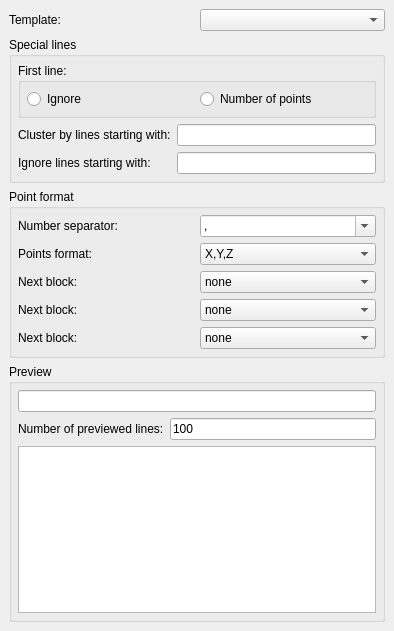
Old version of the form src/Mod/Points/Gui/DlgPointsRead.ui in the repository southseact-3d/fcd.
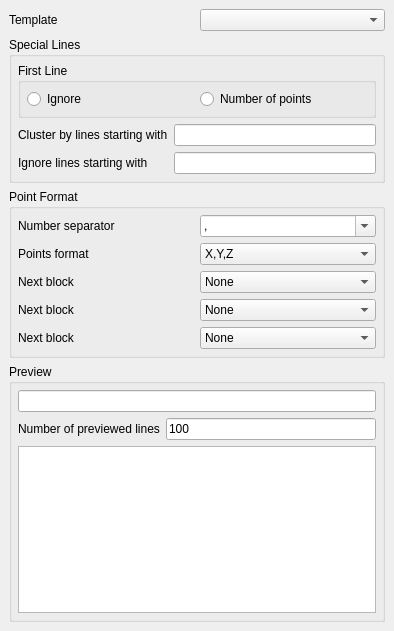
New version of the form.

Commit message: Points: Update UI strings for consistency

Patch:
```diff
--- a/src/Mod/Points/Gui/DlgPointsRead.ui
+++ b/src/Mod/Points/Gui/DlgPointsRead.ui
@@ -31,7 +31,7 @@
      <item>
       <widget class="QLabel" name="textLabel1">
        <property name="text">
-        <string>Template:</string>
+        <string>Template</string>
        </property>
       </widget>
      </item>
@@ -43,7 +43,7 @@
    <item>
     <widget class="QGroupBox" name="groupBox1">
      <property name="title">
-      <string>Special lines</string>
+      <string>Special Lines</string>
      </property>
      <layout class="QGridLayout">
       <property name="margin">
@@ -55,7 +55,7 @@
       <item row="0" column="0">
        <widget class="QGroupBox" name="groupBox">
         <property name="title">
-         <string>First line:</string>
+         <string>First Line</string>
         </property>
         <layout class="QHBoxLayout">
          <property name="spacing">
@@ -98,7 +98,7 @@
         <item row="0" column="0">
          <widget class="QLabel" name="textLabel3">
           <property name="text">
-           <string>Cluster by lines starting with:</string>
+           <string>Cluster by lines starting with</string>
           </property>
          </widget>
         </item>
@@ -108,7 +108,7 @@
         <item row="1" column="0">
          <widget class="QLabel" name="textLabel4">
           <property name="text">
-           <string>Ignore lines starting with:</string>
+           <string>Ignore lines starting with</string>
           </property>
          </widget>
         </item>
@@ -123,7 +123,7 @@
    <item>
     <widget class="QGroupBox" name="groupBox2">
      <property name="title">
-      <string>Point format</string>
+      <string>Point Format</string>
      </property>
      <layout class="QGridLayout">
       <property name="margin">
@@ -143,7 +143,7 @@
         <item row="0" column="0">
          <widget class="QLabel" name="textLabel6">
           <property name="text">
-           <string>Number separator:</string>
+           <string>Number separator</string>
           </property>
          </widget>
         </item>
@@ -177,7 +177,7 @@
         <item row="1" column="0">
          <widget class="QLabel" name="textLabel7">
           <property name="text">
-           <string>Points format:</string>
+           <string>Points format</string>
           </property>
          </widget>
         </item>
@@ -198,7 +198,7 @@
         <item row="2" column="0">
          <widget class="QLabel" name="textLabel8">
           <property name="text">
-           <string>Next block:</string>
+           <string>Next block</string>
           </property>
          </widget>
         </item>
@@ -206,7 +206,7 @@
          <widget class="QComboBox" name="comboBoxNextBlock1">
           <item>
            <property name="text">
-            <string>none</string>
+            <string>None</string>
            </property>
           </item>
           <item>
@@ -234,7 +234,7 @@
         <item row="3" column="0">
          <widget class="QLabel" name="textLabel8_2">
           <property name="text">
-           <string>Next block:</string>
+           <string>Next block</string>
           </property>
          </widget>
         </item>
@@ -242,7 +242,7 @@
          <widget class="QComboBox" name="comboBoxNextBlock2">
           <item>
            <property name="text">
-            <string>none</string>
+            <string>None</string>
            </property>
           </item>
           <item>
@@ -270,7 +270,7 @@
         <item row="4" column="0">
          <widget class="QLabel" name="textLabel8_2_2">
           <property name="text">
-           <string>Next block:</string>
+           <string>Next block</string>
           </property>
          </widget>
         </item>
@@ -278,7 +278,7 @@
          <widget class="QComboBox" name="comboBoxNextBlock3">
           <item>
            <property name="text">
-            <string>none</string>
+            <string>None</string>
            </property>
           </item>
           <item>
@@ -338,7 +338,7 @@
         <item>
          <widget class="QLabel" name="textLabel5">
           <property name="text">
-           <string>Number of previewed lines:</string>
+           <string>Number of previewed lines</string>
           </property>
          </widget>
         </item>
```
Left out of the diff: 8 changed lines with no effect on the pictures. The commit also changes 5 other files.
